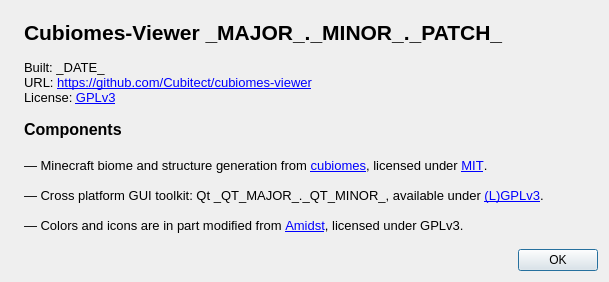
Cubitect/cubiomes-viewer, file src/aboutdialog.ui: the form before one commit.
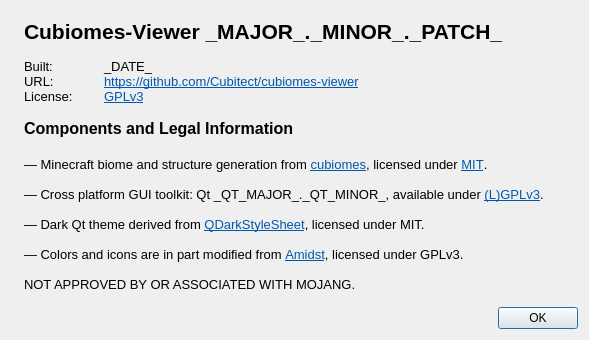
The form after the commit. Icons and pictures are not drawn.

What changed in the file:
```diff
--- a/src/aboutdialog.ui
+++ b/src/aboutdialog.ui
@@ -6,8 +6,8 @@
    <rect>
     <x>0</x>
     <y>0</y>
-    <width>609</width>
-    <height>282</height>
+    <width>589</width>
+    <height>340</height>
    </rect>
   </property>
   <property name="windowTitle">
@@ -24,29 +24,6 @@
      </property>
     </widget>
    </item>
-   <item row="0" column="1">
-    <widget class="QLabel" name="label">
-     <property name="text">
-      <string>&lt;!DOCTYPE HTML PUBLIC &quot;-//W3C//DTD HTML 4.0//EN&quot; &quot;http://www.w3.org/TR/REC-html40/strict.dtd&quot;&gt;
-&lt;html&gt;&lt;head&gt;&lt;meta name=&quot;qrichtext&quot; content=&quot;1&quot; /&gt;&lt;style type=&quot;text/css&quot;&gt;
-p, li { white-space: pre-wrap; }
-&lt;/style&gt;&lt;/head&gt;&lt;body style=&quot; font-family:'Sans'; font-size:10pt; font-weight:400; font-style:normal;&quot;&gt;
-&lt;p style=&quot; margin-top:0px; margin-bottom:0px; margin-left:0px; margin-right:0px; -qt-block-indent:0; text-indent:0px;&quot;&gt;&lt;span style=&quot; font-size:16pt; font-weight:600;&quot;&gt;Cubiomes-Viewer _MAJOR_._MINOR_._PATCH_&lt;/span&gt;&lt;/p&gt;
-&lt;p style=&quot;-qt-paragraph-type:empty; margin-top:0px; margin-bottom:0px; margin-left:0px; margin-right:0px; -qt-block-indent:0; text-indent:0px;&quot;&gt;&lt;br /&gt;&lt;/p&gt;
-&lt;p style=&quot; margin-top:0px; margin-bottom:0px; margin-left:0px; margin-right:0px; -qt-block-indent:0; text-indent:0px;&quot;&gt;Built: _DATE_&lt;/p&gt;
-&lt;p style=&quot; margin-top:0px; margin-bottom:0px; margin-left:0px; margin-right:0px; -qt-block-indent:0; text-indent:0px;&quot;&gt;URL: &lt;a href=&quot;https://github.com/Cubitect/cubiomes-viewer&quot;&gt;&lt;span style=&quot; text-decoration: underline; color:#0000ff;&quot;&gt;https://github.com/Cubitect/cubiomes-viewer&lt;/span&gt;&lt;/a&gt;&lt;/p&gt;
-&lt;p style=&quot; margin-top:0px; margin-bottom:0px; margin-left:0px; margin-right:0px; -qt-block-indent:0; text-indent:0px;&quot;&gt;License: &lt;a href=&quot;https://www.gnu.org/licenses/gpl-3.0.en.html&quot;&gt;&lt;span style=&quot; text-decoration: underline; color:#0000ff;&quot;&gt;GPLv3&lt;/span&gt;&lt;/a&gt;&lt;/p&gt;
-&lt;p style=&quot;-qt-paragraph-type:empty; margin-top:0px; margin-bottom:0px; margin-left:0px; margin-right:0px; -qt-block-indent:0; text-indent:0px;&quot;&gt;&lt;br /&gt;&lt;/p&gt;
-&lt;p style=&quot; margin-top:0px; margin-bottom:0px; margin-left:0px; margin-right:0px; -qt-block-indent:0; text-indent:0px;&quot;&gt;&lt;span style=&quot; font-size:12pt; font-weight:600;&quot;&gt;Components&lt;/span&gt;&lt;/p&gt;
-&lt;p style=&quot;-qt-paragraph-type:empty; margin-top:0px; margin-bottom:0px; margin-left:0px; margin-right:0px; -qt-block-indent:0; text-indent:0px; font-size:12pt; font-weight:600;&quot;&gt;&lt;br /&gt;&lt;/p&gt;
-&lt;p style=&quot; margin-top:0px; margin-bottom:0px; margin-left:0px; margin-right:0px; -qt-block-indent:0; text-indent:0px;&quot;&gt;— Minecraft biome and structure generation from &lt;a href=&quot;https://github.com/Cubitect/cubiomes/&quot;&gt;&lt;span style=&quot; text-decoration: underline; color:#0000ff;&quot;&gt;cubiomes&lt;/span&gt;&lt;/a&gt;, licensed under &lt;a href=&quot;https://mit-license.org/&quot;&gt;&lt;span style=&quot; text-decoration: underline; color:#0000ff;&quot;&gt;MIT&lt;/span&gt;&lt;/a&gt;.&lt;/p&gt;
-&lt;p style=&quot;-qt-paragraph-type:empty; margin-top:0px; margin-bottom:0px; margin-left:0px; margin-right:0px; -qt-block-indent:0; text-indent:0px;&quot;&gt;&lt;br /&gt;&lt;/p&gt;
-&lt;p style=&quot; margin-top:0px; margin-bottom:0px; margin-left:0px; margin-right:0px; -qt-block-indent:0; text-indent:0px;&quot;&gt;— Cross platform GUI toolkit: Qt _QT_MAJOR_._QT_MINOR_, available under &lt;a href=&quot;https://www.qt.io/licensing/&quot;&gt;&lt;span style=&quot; text-decoration: underline; color:#0000ff;&quot;&gt;(L)GPLv3&lt;/span&gt;&lt;/a&gt;.&lt;/p&gt;
-&lt;p style=&quot;-qt-paragraph-type:empty; margin-top:0px; margin-bottom:0px; margin-left:0px; margin-right:0px; -qt-block-indent:0; text-indent:0px;&quot;&gt;&lt;br /&gt;&lt;/p&gt;
-&lt;p style=&quot; margin-top:0px; margin-bottom:0px; margin-left:0px; margin-right:0px; -qt-block-indent:0; text-indent:0px;&quot;&gt;— Colors and icons are in part modified from &lt;a href=&quot;https://github.com/toolbox4minecraft/amidst&quot;&gt;&lt;span style=&quot; text-decoration: underline; color:#0000ff;&quot;&gt;Amidst&lt;/span&gt;&lt;/a&gt;, licensed under GPLv3.&lt;/p&gt;&lt;/body&gt;&lt;/html&gt;</string>
-     </property>
-    </widget>
-   </item>
    <item row="0" column="0">
     <widget class="QLabel" name="label_2">
      <property name="text">
@@ -60,6 +37,33 @@
      </property>
     </widget>
    </item>
+   <item row="0" column="1">
+    <widget class="QLabel" name="label">
+     <property name="text">
+      <string>&lt;!DOCTYPE HTML PUBLIC &quot;-//W3C//DTD HTML 4.0//EN&quot; &quot;http://www.w3.org/TR/REC-html40/strict.dtd&quot;&gt;
+&lt;html&gt;&lt;head&gt;&lt;meta name=&quot;qrichtext&quot; content=&quot;1&quot; /&gt;&lt;style type=&quot;text/css&quot;&gt;
+p, li { white-space: pre-wrap; }
+&lt;/style&gt;&lt;/head&gt;&lt;body style=&quot; font-family:'Sans Serif'; font-size:10pt; font-weight:400; font-style:normal;&quot;&gt;
+&lt;p style=&quot; margin-top:0px; margin-bottom:0px; margin-left:0px; margin-right:0px; -qt-block-indent:0; text-indent:0px;&quot;&gt;&lt;span style=&quot; font-family:'Sans'; font-size:16pt; font-weight:600;&quot;&gt;Cubiomes-Viewer _MAJOR_._MINOR_._PATCH_&lt;/span&gt;&lt;/p&gt;
+&lt;p style=&quot;-qt-paragraph-type:empty; margin-top:0px; margin-bottom:0px; margin-left:0px; margin-right:0px; -qt-block-indent:0; text-indent:0px; font-family:'Sans';&quot;&gt;&lt;br /&gt;&lt;/p&gt;
+&lt;p style=&quot; margin-top:0px; margin-bottom:0px; margin-left:0px; margin-right:0px; -qt-block-indent:0; text-indent:0px;&quot;&gt;&lt;span style=&quot; font-family:'Sans';&quot;&gt;Built:	_DATE_&lt;/span&gt;&lt;/p&gt;
+&lt;p style=&quot; margin-top:0px; margin-bottom:0px; margin-left:0px; margin-right:0px; -qt-block-indent:0; text-indent:0px;&quot;&gt;&lt;span style=&quot; font-family:'Sans';&quot;&gt;URL:	&lt;/span&gt;&lt;a href=&quot;https://github.com/Cubitect/cubiomes-viewer&quot;&gt;&lt;span style=&quot; text-decoration: underline; color:#0057ae;&quot;&gt;https://github.com/Cubitect/cubiomes-viewer&lt;/span&gt;&lt;/a&gt;&lt;/p&gt;
+&lt;p style=&quot; margin-top:0px; margin-bottom:0px; margin-left:0px; margin-right:0px; -qt-block-indent:0; text-indent:0px;&quot;&gt;&lt;span style=&quot; font-family:'Sans';&quot;&gt;License:	&lt;/span&gt;&lt;a href=&quot;https://www.gnu.org/licenses/gpl-3.0.en.html&quot;&gt;&lt;span style=&quot; text-decoration: underline; color:#0057ae;&quot;&gt;GPLv3&lt;/span&gt;&lt;/a&gt;&lt;/p&gt;
+&lt;p style=&quot;-qt-paragraph-type:empty; margin-top:0px; margin-bottom:0px; margin-left:0px; margin-right:0px; -qt-block-indent:0; text-indent:0px; font-family:'Sans';&quot;&gt;&lt;br /&gt;&lt;/p&gt;
+&lt;p style=&quot; margin-top:0px; margin-bottom:0px; margin-left:0px; margin-right:0px; -qt-block-indent:0; text-indent:0px;&quot;&gt;&lt;span style=&quot; font-family:'Sans'; font-size:12pt; font-weight:600;&quot;&gt;Components and Legal Information&lt;/span&gt;&lt;/p&gt;
+&lt;p style=&quot;-qt-paragraph-type:empty; margin-top:0px; margin-bottom:0px; margin-left:0px; margin-right:0px; -qt-block-indent:0; text-indent:0px; font-family:'Sans'; font-size:12pt; font-weight:600;&quot;&gt;&lt;br /&gt;&lt;/p&gt;
+&lt;p style=&quot; margin-top:0px; margin-bottom:0px; margin-left:0px; margin-right:0px; -qt-block-indent:0; text-indent:0px;&quot;&gt;&lt;span style=&quot; font-family:'Sans';&quot;&gt;— Minecraft biome and structure generation from &lt;/span&gt;&lt;a href=&quot;https://github.com/Cubitect/cubiomes/&quot;&gt;&lt;span style=&quot; text-decoration: underline; color:#0057ae;&quot;&gt;cubiomes&lt;/span&gt;&lt;/a&gt;&lt;span style=&quot; font-family:'Sans';&quot;&gt;, licensed under &lt;/span&gt;&lt;a href=&quot;https://mit-license.org/&quot;&gt;&lt;span style=&quot; text-decoration: underline; color:#0057ae;&quot;&gt;MIT&lt;/span&gt;&lt;/a&gt;&lt;span style=&quot; font-family:'Sans';&quot;&gt;.&lt;/span&gt;&lt;/p&gt;
+&lt;p style=&quot;-qt-paragraph-type:empty; margin-top:0px; margin-bottom:0px; margin-left:0px; margin-right:0px; -qt-block-indent:0; text-indent:0px; font-family:'Sans';&quot;&gt;&lt;br /&gt;&lt;/p&gt;
+&lt;p style=&quot; margin-top:0px; margin-bottom:0px; margin-left:0px; margin-right:0px; -qt-block-indent:0; text-indent:0px;&quot;&gt;&lt;span style=&quot; font-family:'Sans';&quot;&gt;— Cross platform GUI toolkit: Qt _QT_MAJOR_._QT_MINOR_, available under &lt;/span&gt;&lt;a href=&quot;https://www.qt.io/licensing/&quot;&gt;&lt;span style=&quot; text-decoration: underline; color:#0057ae;&quot;&gt;(L)GPLv3&lt;/span&gt;&lt;/a&gt;&lt;span style=&quot; font-family:'Sans';&quot;&gt;.&lt;/span&gt;&lt;/p&gt;
+&lt;p style=&quot;-qt-paragraph-type:empty; margin-top:0px; margin-bottom:0px; margin-left:0px; margin-right:0px; -qt-block-indent:0; text-indent:0px;&quot;&gt;&lt;br /&gt;&lt;/p&gt;
+&lt;p style=&quot; margin-top:0px; margin-bottom:0px; margin-left:0px; margin-right:0px; -qt-block-indent:0; text-indent:0px;&quot;&gt;&lt;span style=&quot; font-family:'Sans';&quot;&gt;— Dark Qt theme derived from &lt;/span&gt;&lt;a href=&quot;https://github.com/ColinDuquesnoy/QDarkStyleSheet&quot;&gt;&lt;span style=&quot; text-decoration: underline; color:#0057ae;&quot;&gt;QDarkStyleSheet&lt;/span&gt;&lt;/a&gt;&lt;span style=&quot; font-family:'Sans';&quot;&gt;, licensed under MIT.&lt;/span&gt;&lt;/p&gt;
+&lt;p style=&quot;-qt-paragraph-type:empty; margin-top:0px; margin-bottom:0px; margin-left:0px; margin-right:0px; -qt-block-indent:0; text-indent:0px; font-family:'Sans';&quot;&gt;&lt;br /&gt;&lt;/p&gt;
+&lt;p style=&quot; margin-top:0px; margin-bottom:0px; margin-left:0px; margin-right:0px; -qt-block-indent:0; text-indent:0px;&quot;&gt;&lt;span style=&quot; font-family:'Sans';&quot;&gt;— Colors and icons are in part modified from &lt;/span&gt;&lt;a href=&quot;https://github.com/toolbox4minecraft/amidst&quot;&gt;&lt;span style=&quot; text-decoration: underline; color:#0057ae;&quot;&gt;Amidst&lt;/span&gt;&lt;/a&gt;&lt;span style=&quot; font-family:'Sans';&quot;&gt;, licensed under GPLv3.&lt;/span&gt;&lt;/p&gt;
+&lt;p style=&quot;-qt-paragraph-type:empty; margin-top:0px; margin-bottom:0px; margin-left:0px; margin-right:0px; -qt-block-indent:0; text-indent:0px; font-family:'Sans';&quot;&gt;&lt;br /&gt;&lt;/p&gt;
+&lt;p style=&quot; margin-top:0px; margin-bottom:0px; margin-left:0px; margin-right:0px; -qt-block-indent:0; text-indent:0px;&quot;&gt;NOT APPROVED BY OR ASSOCIATED WITH MOJANG.&lt;/p&gt;&lt;/body&gt;&lt;/html&gt;</string>
+     </property>
+    </widget>
+   </item>
   </layout>
  </widget>
  <resources>
```
